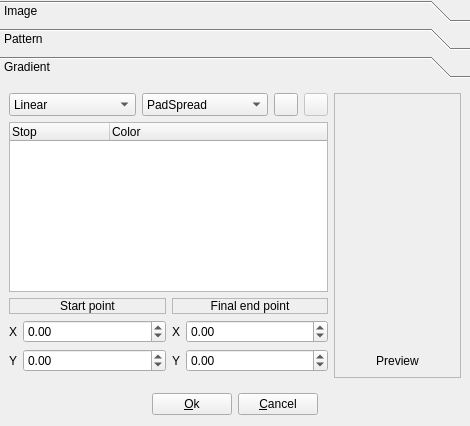
The window that brusheditor.ui (qmc2/qmc2-mame-fe) describes before a commit, drawn with Qt 5.
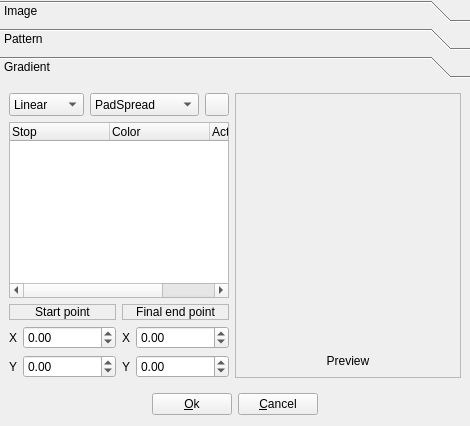
The same window after the commit. The open tabs and pages were chosen to show the change. Icons and pictures are not drawn.

```diff
--- a/brusheditor.ui
+++ b/brusheditor.ui
@@ -387,8 +387,146 @@
       <attribute name="label">
        <string>Gradient</string>
       </attribute>
-      <layout class="QGridLayout" name="gridLayoutPageGradient">
-       <item row="2" column="0" colspan="4">
+      <layout class="QGridLayout" name="gridLayoutPageGradient" columnstretch="1,1,1,3">
+       <item row="0" column="0">
+        <widget class="QComboBox" name="comboBoxGradientType">
+         <property name="sizePolicy">
+          <sizepolicy hsizetype="Expanding" vsizetype="Minimum">
+           <horstretch>0</horstretch>
+           <verstretch>0</verstretch>
+          </sizepolicy>
+         </property>
+         <property name="toolTip">
+          <string>Gradient type</string>
+         </property>
+         <item>
+          <property name="text">
+           <string notr="true">Linear</string>
+          </property>
+         </item>
+         <item>
+          <property name="text">
+           <string notr="true">Radial</string>
+          </property>
+         </item>
+         <item>
+          <property name="text">
+           <string notr="true">Conical</string>
+          </property>
+         </item>
+        </widget>
+       </item>
+       <item row="0" column="1">
+        <widget class="QComboBox" name="comboBoxSpreadType">
+         <property name="sizePolicy">
+          <sizepolicy hsizetype="Expanding" vsizetype="Minimum">
+           <horstretch>0</horstretch>
+           <verstretch>0</verstretch>
+          </sizepolicy>
+         </property>
+         <property name="toolTip">
+          <string>Spread type</string>
+         </property>
+         <item>
+          <property name="text">
+           <string notr="true">PadSpread</string>
+          </property>
+         </item>
+         <item>
+          <property name="text">
+           <string notr="true">RepeatSpread</string>
+          </property>
+         </item>
+         <item>
+          <property name="text">
+           <string notr="true">ReflectSpread</string>
+          </property>
+         </item>
+        </widget>
+       </item>
+       <item row="0" column="2">
+        <widget class="QToolButton" name="toolButtonAddColorStop">
+         <property name="sizePolicy">
+          <sizepolicy hsizetype="Fixed" vsizetype="Minimum">
+           <horstretch>0</horstretch>
+           <verstretch>0</verstretch>
+          </sizepolicy>
+         </property>
+         <property name="toolTip">
+          <string>Add color-stop</string>
+         </property>
+         <property name="icon">
+          <iconset resource="qmc2.qrc">
+           <normaloff>:/data/img/plus.png</normaloff>:/data/img/plus.png</iconset>
+         </property>
+        </widget>
+       </item>
+       <item row="0" column="3" rowspan="3">
+        <widget class="QFrame" name="frameGradientPreview">
+         <property name="sizePolicy">
+          <sizepolicy hsizetype="Expanding" vsizetype="Preferred">
+           <horstretch>0</horstretch>
+           <verstretch>0</verstretch>
+          </sizepolicy>
+         </property>
+         <property name="toolTip">
+          <string>Gradient preview</string>
+         </property>
+         <property name="frameShape">
+          <enum>QFrame::StyledPanel</enum>
+         </property>
+         <property name="frameShadow">
+          <enum>QFrame::Raised</enum>
+         </property>
+         <layout class="QGridLayout" name="gridLayoutFrameGradientPreview">
+          <item row="0" column="0">
+           <widget class="QLabel" name="labelGradientPreview">
+            <property name="sizePolicy">
+             <sizepolicy hsizetype="Expanding" vsizetype="Expanding">
+              <horstretch>0</horstretch>
+              <verstretch>0</verstretch>
+             </sizepolicy>
+            </property>
+            <property name="text">
+             <string>Preview</string>
+            </property>
+            <property name="alignment">
+             <set>Qt::AlignBottom|Qt::AlignHCenter</set>
+            </property>
+           </widget>
+          </item>
+         </layout>
+        </widget>
+       </item>
+       <item row="1" column="0" colspan="3">
+        <widget class="QTreeWidget" name="treeWidgetColorStops">
+         <property name="rootIsDecorated">
+          <bool>false</bool>
+         </property>
+         <property name="itemsExpandable">
+          <bool>false</bool>
+         </property>
+         <property name="expandsOnDoubleClick">
+          <bool>false</bool>
+         </property>
+         <column>
+          <property name="text">
+           <string>Stop</string>
+          </property>
+         </column>
+         <column>
+          <property name="text">
+           <string>Color</string>
+          </property>
+         </column>
+         <column>
+          <property name="text">
+           <string>Actions</string>
+          </property>
+         </column>
+        </widget>
+       </item>
+       <item row="2" column="0" colspan="3">
         <widget class="QStackedWidget" name="stackedWidget">
          <property name="sizePolicy">
           <sizepolicy hsizetype="Preferred" vsizetype="Maximum">
@@ -886,159 +1024,6 @@
          </widget>
         </widget>
        </item>
-       <item row="0" column="0">
-        <widget class="QComboBox" name="comboBoxGradientType">
-         <property name="sizePolicy">
-          <sizepolicy hsizetype="Expanding" vsizetype="Minimum">
-           <horstretch>0</horstretch>
-           <verstretch>0</verstretch>
-          </sizepolicy>
-         </property>
-         <property name="toolTip">
-          <string>Gradient type</string>
-         </property>
-         <item>
-          <property name="text">
-           <string notr="true">Linear</string>
-          </property>
-         </item>
-         <item>
-          <property name="text">
-           <string notr="true">Radial</string>
-          </property>
-         </item>
-         <item>
-          <property name="text">
-           <string notr="true">Conical</string>
-          </property>
-         </item>
-        </widget>
-       </item>
-       <item row="0" column="4" rowspan="4">
-        <widget class="QFrame" name="frameGradientPreview">
-         <property name="sizePolicy">
-          <sizepolicy hsizetype="Expanding" vsizetype="Preferred">
-           <horstretch>0</horstretch>
-           <verstretch>0</verstretch>
-          </sizepolicy>
-         </property>
-         <property name="toolTip">
-          <string>Gradient preview</string>
-         </property>
-         <property name="frameShape">
-          <enum>QFrame::StyledPanel</enum>
-         </property>
-         <property name="frameShadow">
-          <enum>QFrame::Raised</enum>
-         </property>
-         <layout class="QGridLayout" name="gridLayout_2">
-          <item row="0" column="0">
-           <widget class="QLabel" name="labelGradientPreview">
-            <property name="sizePolicy">
-             <sizepolicy hsizetype="Expanding" vsizetype="Expanding">
-              <horstretch>0</horstretch>
-              <verstretch>0</verstretch>
-             </sizepolicy>
-            </property>
-            <property name="text">
-             <string>Preview</string>
-            </property>
-            <property name="alignment">
-             <set>Qt::AlignBottom|Qt::AlignHCenter</set>
-            </property>
-           </widget>
-          </item>
-         </layout>
-        </widget>
-       </item>
-       <item row="0" column="1">
-        <widget class="QComboBox" name="comboBoxSpreadType">
-         <property name="sizePolicy">
-          <sizepolicy hsizetype="Expanding" vsizetype="Minimum">
-           <horstretch>0</horstretch>
-           <verstretch>0</verstretch>
-          </sizepolicy>
-         </property>
-         <property name="toolTip">
-          <string>Spread type</string>
-         </property>
-         <item>
-          <property name="text">
-           <string notr="true">PadSpread</string>
-          </property>
-         </item>
-         <item>
-          <property name="text">
-           <string notr="true">RepeatSpread</string>
-          </property>
-         </item>
-         <item>
-          <property name="text">
-           <string notr="true">ReflectSpread</string>
-          </property>
-         </item>
-        </widget>
-       </item>
-       <item row="0" column="3">
-        <widget class="QToolButton" name="toolButtonRemoveColorStop">
-         <property name="enabled">
-          <bool>false</bool>
-         </property>
-         <property name="sizePolicy">
-          <sizepolicy hsizetype="Fixed" vsizetype="Minimum">
-           <horstretch>0</horstretch>
-           <verstretch>0</verstretch>
-          </sizepolicy>
-         </property>
-         <property name="toolTip">
-          <string>Remove color-stop</string>
-         </property>
-         <property name="icon">
-          <iconset resource="qmc2.qrc">
-           <normaloff>:/data/img/minus.png</normaloff>:/data/img/minus.png</iconset>
-         </property>
-        </widget>
-       </item>
-       <item row="0" column="2">
-        <widget class="QToolButton" name="toolButtonAddColorStop">
-         <property name="sizePolicy">
-          <sizepolicy hsizetype="Fixed" vsizetype="Minimum">
-           <horstretch>0</horstretch>
-           <verstretch>0</verstretch>
-          </sizepolicy>
-         </property>
-         <property name="toolTip">
-          <string>Add color-stop</string>
-         </property>
-         <property name="icon">
-          <iconset resource="qmc2.qrc">
-           <normaloff>:/data/img/plus.png</normaloff>:/data/img/plus.png</iconset>
-         </property>
-        </widget>
-       </item>
-       <item row="1" column="0" colspan="4">
-        <widget class="QTreeWidget" name="treeWidgetColorStops">
-         <property name="rootIsDecorated">
-          <bool>false</bool>
-         </property>
-         <property name="itemsExpandable">
-          <bool>false</bool>
-         </property>
-         <property name="expandsOnDoubleClick">
-          <bool>false</bool>
-         </property>
-         <column>
-          <property name="text">
-           <string>Stop</string>
-          </property>
-         </column>
-         <column>
-          <property name="text">
-           <string>Color</string>
-          </property>
-         </column>
-        </widget>
-       </item>
       </layout>
      </widget>
     </widget>
```
Left out of the diff: 9 changed lines with no effect on the pictures.
